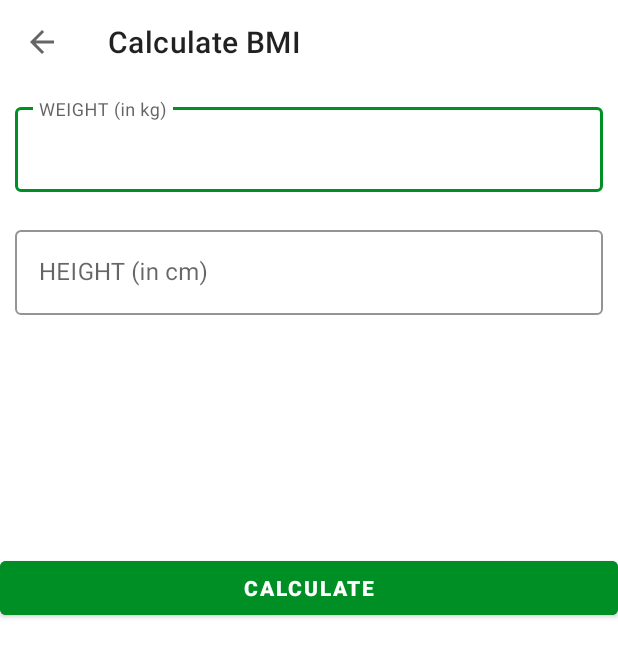
After one commit to gunesserenay/7MinutesWorkout, an Android app: the BMIActivity screen opened directly, with no data from a screen before it, on a phone screen of 412 x 824 dp. The commit adds this screen. Shown: the top 657 px of the screen. Run offline under Robolectric (Android 15) with nearby library versions, the light colour scheme and no system bars.

Commit message:
BMI activity and calculation added

```diff
--- a/app/src/main/AndroidManifest.xml
+++ b/app/src/main/AndroidManifest.xml
@@ -20,6 +20,9 @@
         android:theme="@style/Theme.7MinutesWorkout"
         tools:targetApi="31">
         <activity
+            android:name=".BMIActivity"
+            android:exported="false" />
+        <activity
             android:name=".ActivityFinish"
             android:exported="false" />
         <activity
--- a/app/src/main/java/com/moonsunapp/a7minutesworkout/MainActivity.kt
+++ b/app/src/main/java/com/moonsunapp/a7minutesworkout/MainActivity.kt
@@ -20,8 +20,11 @@ class MainActivity : AppCompatActivity() {
             val intent=Intent(this,ExerciseActivity::class.java)
             startActivity(intent)
         }
+        binding?.flBMI?.setOnClickListener{
+            val intent=Intent(this,BMIActivity::class.java)
+            startActivity(intent)
+        }
     }
-
     override fun onDestroy() {
         super.onDestroy()
         binding=null
--- /dev/null
+++ b/app/src/main/res/layout/activity_bmi.xml
@@ -0,0 +1,110 @@
+<?xml version="1.0" encoding="utf-8"?>
+<RelativeLayout xmlns:android="http://schemas.android.com/apk/res/android"
+    xmlns:app="http://schemas.android.com/apk/res-auto"
+    xmlns:tools="http://schemas.android.com/tools"
+    android:layout_width="match_parent"
+    android:layout_height="match_parent"
+    tools:context=".BMIActivity">
+
+    <androidx.appcompat.widget.Toolbar
+        android:id="@+id/toolbar_bmi_activity"
+        android:layout_width="match_parent"
+        android:layout_height="?android:attr/actionBarSize"
+        android:background="@color/white" />
+
+    <com.google.android.material.textfield.TextInputLayout
+        android:id="@+id/tilWeight"
+        style="@style/Widget.MaterialComponents.TextInputLayout.OutlinedBox"
+        android:layout_width="match_parent"
+        android:layout_height="wrap_content"
+        android:layout_below="@+id/toolbar_bmi_activity"
+        android:layout_margin="10dp"
+        app:boxStrokeColor="@color/colorAccent"
+        app:hintTextColor="@color/colorPrimary">
+
+        <androidx.appcompat.widget.AppCompatEditText
+            android:id="@+id/etWeightMetricUnit"
+            android:layout_width="match_parent"
+            android:layout_height="wrap_content"
+            android:hint="WEIGHT (in kg)"
+            android:inputType="numberDecimal"
+            android:textSize="16sp" />
+    </com.google.android.material.textfield.TextInputLayout>
+
+    <com.google.android.material.textfield.TextInputLayout
+        android:id="@+id/tilHeight"
+        style="@style/Widget.MaterialComponents.TextInputLayout.OutlinedBox"
+        android:layout_width="match_parent"
+        android:layout_height="wrap_content"
+        android:layout_below="@+id/tilWeight"
+        android:layout_margin="10dp"
+        app:boxStrokeColor="@color/colorAccent"
+        app:hintTextColor="@color/colorPrimary">
+
+        <androidx.appcompat.widget.AppCompatEditText
+            android:id="@+id/etHeightMetricUnit"
+            android:layout_width="match_parent"
+            android:layout_height="wrap_content"
+            android:hint="HEIGHT (in cm)"
+            android:inputType="numberDecimal"
+            android:textSize="16sp" />
+    </com.google.android.material.textfield.TextInputLayout>
+
+    <LinearLayout
+        android:id="@+id/llDisplayBMIResult"
+        android:layout_width="match_parent"
+        android:layout_height="wrap_content"
+        android:layout_below="@+id/tilHeight"
+        android:layout_marginTop="16dp"
+        android:orientation="vertical"
+        android:padding="10dp"
+        android:visibility="invisible"
+        tools:visibility="visible">
+
+        <TextView
+            android:id="@+id/tvYourBMI"
+            android:layout_width="match_parent"
+            android:layout_height="wrap_content"
+            android:gravity="center"
+            android:text="YOUR BMI"
+            android:textAllCaps="true"
+            android:textSize="16sp" />
+
+        <TextView
+            android:id="@+id/tvBMIValue"
+            android:layout_width="match_parent"
+            android:layout_height="wrap_content"
+            android:gravity="center"
+            android:layout_marginTop="5dp"
+            tools:text="15.00"
+            android:textStyle="bold"
+            android:textSize="18sp" />
+
+        <TextView
+            android:id="@+id/tvBMIType"
+            android:layout_width="match_parent"
+            android:layout_height="wrap_content"
+            android:layout_marginTop="5dp"
+            android:gravity="center"
+            tools:text="Normal"
+            android:textSize="18sp" />
+        <TextView
+            android:id="@+id/tvBMIDescription"
+            android:layout_width="match_parent"
+            android:layout_height="wrap_content"
+            android:layout_marginTop="5dp"
+            android:gravity="center"
+            tools:text="Normal"
+            android:textSize="18sp" />
+
+    </LinearLayout>
+
+    <Button
+        android:id="@+id/btnCalculateBMI"
+        android:layout_width="match_parent"
+        android:layout_height="wrap_content"
+        android:layout_below="@+id/llDisplayBMIResult"
+        android:backgroundTint="@color/colorAccent"
+        android:text="CALCULATE"
+        android:textStyle="bold" />
+</RelativeLayout>
--- a/build.gradle
+++ b/build.gradle
@@ -2,7 +2,7 @@
 plugins {
     id 'com.android.application' version '7.2.0' apply false
     id 'com.android.library' version '7.2.0' apply false
-    id 'org.jetbrains.kotlin.android' version '1.6.10' apply false
+    id 'org.jetbrains.kotlin.android' version '1.7.10' apply false
 }
 
 task clean(type: Delete) {
```
Also changed, not shown: app/src/main/java/com/moonsunapp/a7minutesworkout/BMIActivity.kt (added, +81 -0 lines), app/src/main/res/layout/activity_main.xml (+30 -1 lines).
